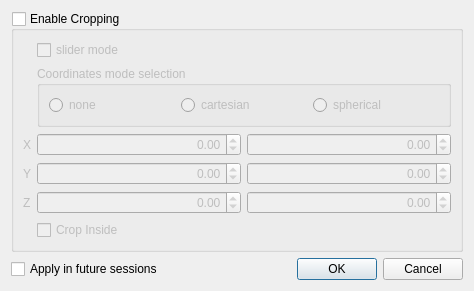
First picture: the form in VelodyneHDL/vvCropReturnsDialog.ui, repository Kitware/VeloView, before the edit.
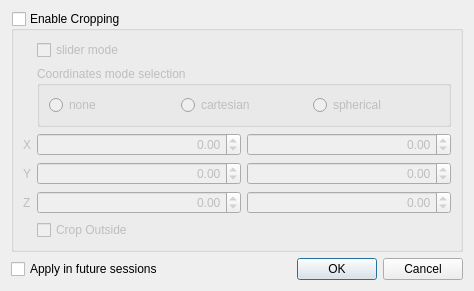
Second picture: the form after the edit.

Commit message: change the default crop outside logic -> now crop inside by default

```diff
--- a/VelodyneHDL/vvCropReturnsDialog.ui
+++ b/VelodyneHDL/vvCropReturnsDialog.ui
@@ -163,7 +163,7 @@
       <item row="5" column="1">
        <widget class="QCheckBox" name="CropInsideCheckBox">
         <property name="text">
-         <string>Crop Inside</string>
+         <string>Crop Outside</string>
         </property>
        </widget>
       </item>
```
Left out of the diff: 2 changed lines with no effect on the pictures. The commit also changes 10 other files.
